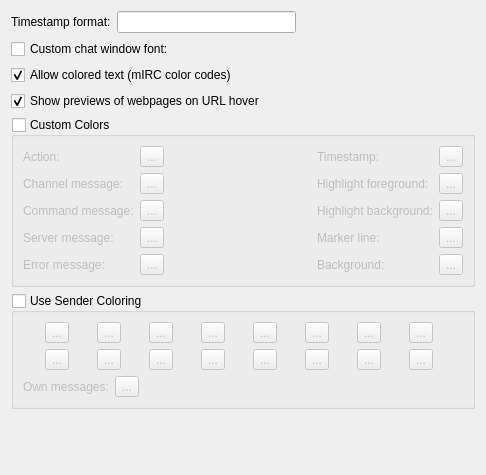
Before: the Qt Designer form src/qtui/settingspages/chatviewsettingspage.ui in quassel/quassel, drawn with Qt 5.
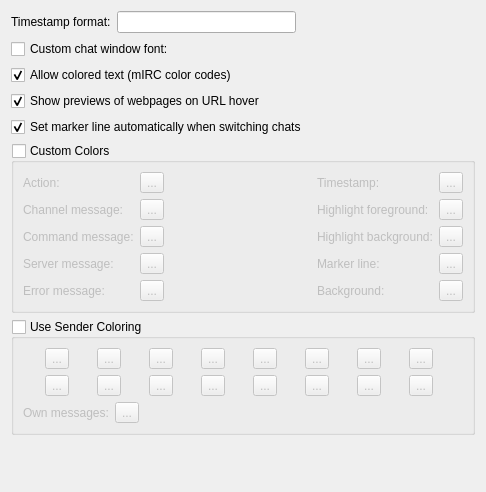
After: the same form once the commit is applied. Custom widgets are drawn as their Qt base class.

Commit message:
Improve marker line behavior; allow manual setting (Ctrl+R)
The marker line will now be set to the bottom of the current chatview rather than
to the very bottom of the chatview when it makes sense. So if you didn't scroll all
the way down, and switch channels, you can start off where you left reading.

Also there's now an option to disable the automatic setting of the marker line completely.
Using Ctrl+R, you can manually set the marker line to the bottom of the ChatView.

This requires a recent core (older cores will still work, but only show the old behavior).

Patch:
```diff
--- a/src/qtui/settingspages/chatviewsettingspage.ui
+++ b/src/qtui/settingspages/chatviewsettingspage.ui
@@ -7,7 +7,7 @@
     <x>0</x>
     <y>0</y>
     <width>486</width>
-    <height>475</height>
+    <height>492</height>
    </rect>
   </property>
   <property name="windowTitle">
@@ -121,6 +121,25 @@
      </property>
     </widget>
    </item>
+   <item>
+    <widget class="QCheckBox" name="autoMarkerLine">
+     <property name="toolTip">
+      <string>Set the marker line to the bottom of the current chat window when selecting another channel</string>
+     </property>
+     <property name="text">
+      <string>Set marker line automatically when switching chats</string>
+     </property>
+     <property name="checked">
+      <bool>true</bool>
+     </property>
+     <property name="settingsKey" stdset="0">
+      <string notr="true">AutoMarkerLine</string>
+     </property>
+     <property name="defaultValue" stdset="0">
+      <bool>true</bool>
+     </property>
+    </widget>
+   </item>
    <item>
     <widget class="QGroupBox" name="useCustomColors">
      <property name="title">
```
Left out of the diff: 4 changed lines with no effect on the pictures. The commit also changes 11 other files.
